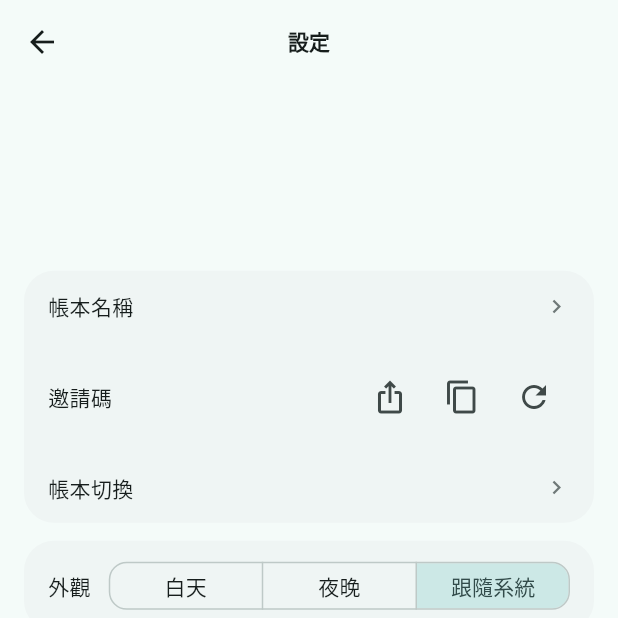
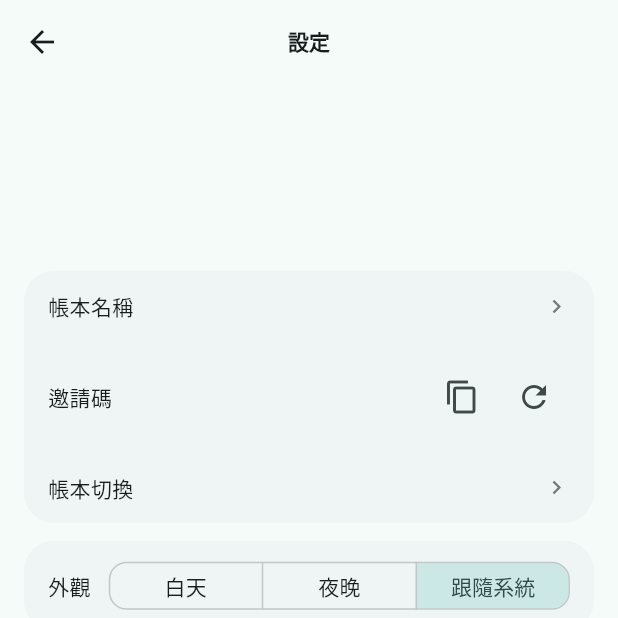
Before and after one commit to mike504110403/accounting, a Flutter app: the SettingsPage screen opened by its route, after a tap on the "content copy" icon, on a phone screen of 412 x 824 dp, the top half of it. Run offline on Flutter 3.47's test engine with Material 3 defaults, Android fonts, the phone set to English and light mode, and no system bars; our stand-ins replace flutter_riverpod, flutter_slidable, go_router, google_fonts, shared_preferences, sign_in_with_apple and 2 more; accounts and stored records are empty.

Commit message:
revert(share): 系統分享退掉，改邀請碼一鍵複製（Mike 裁示）

```diff
--- a/lib/features/settings/settings_page.dart
+++ b/lib/features/settings/settings_page.dart
@@ -4,7 +4,6 @@ import 'package:flutter_riverpod/flutter_riverpod.dart';
 import 'package:go_router/go_router.dart';
 
 import '../../app/build_info.dart';
-import '../../app/invite_share.dart';
 import '../../app/tutorial.dart';
 
 import '../../app/format.dart';
@@ -130,13 +129,6 @@ class _LedgerCard extends ConsumerWidget {
             trailing: Row(
               mainAxisSize: MainAxisSize.min,
               children: [
-                IconButton(
-                  key: const Key('share-invite'),
-                  icon: const Icon(Icons.ios_share_outlined),
-                  tooltip: '分享邀請',
-                  onPressed: () => shareInvite(context,
-                      ledgerName: ledger.name, inviteCode: ledger.inviteCode),
-                ),
                 IconButton(
                   key: const Key('copy-invite-code'),
                   icon: const Icon(Icons.copy_outlined),
```
Also changed, not shown: lib/app/invite_share.dart (deleted, +0 -42 lines), lib/features/auth/onboarding_page.dart (+11 -7 lines).
